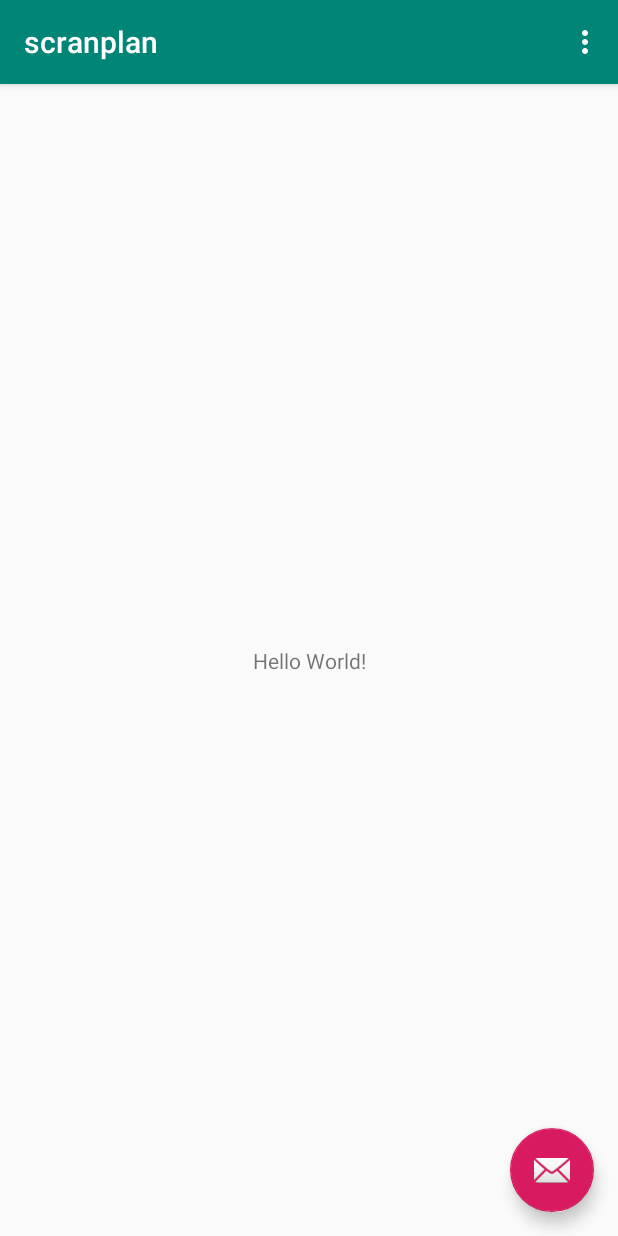
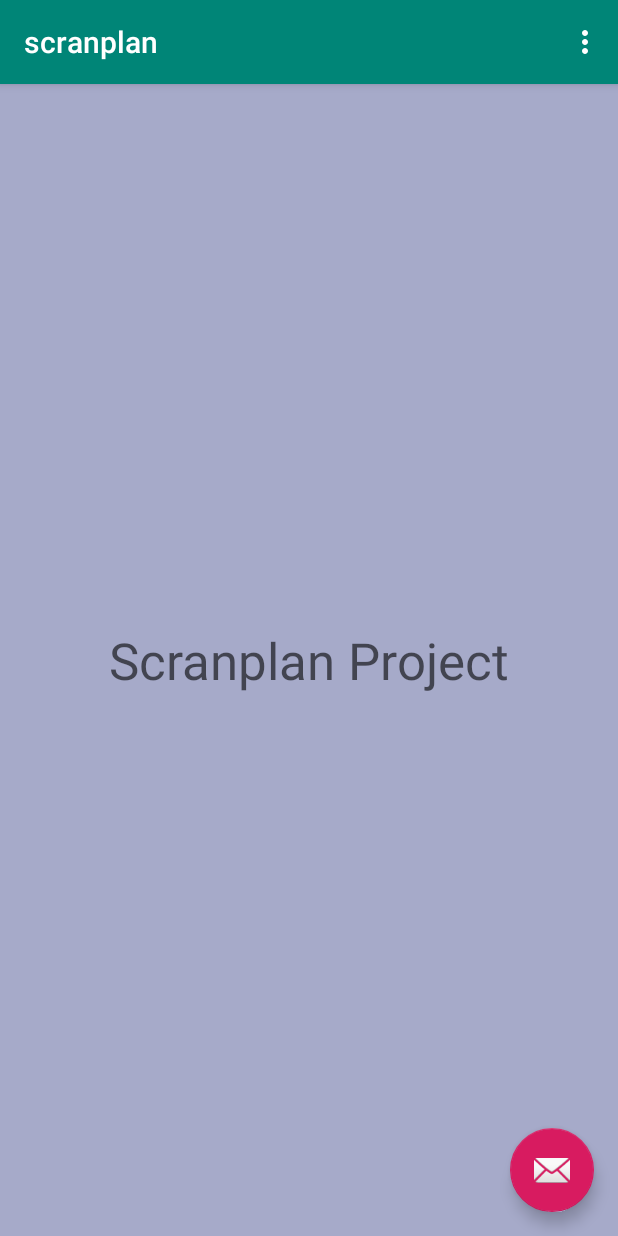
Before and after one commit to SWEngGroup4/scranplan, an Android app: the screen it shows after launch (MainActivity), on a phone screen of 412 x 824 dp. Run offline under Robolectric (Android 15) with nearby library versions, the phone set to English and light mode, and no system bars.

Commit message:
Created new Scraplan UI text + added JUnit4 test cases

```diff
--- a/app/src/main/java/com/group4sweng/scranplan/MainActivity.java
+++ b/app/src/main/java/com/group4sweng/scranplan/MainActivity.java
@@ -18,6 +18,7 @@ public class MainActivity extends AppCompatActivity {
     protected void onCreate(Bundle savedInstanceState) {
         super.onCreate(savedInstanceState);
         setContentView(R.layout.activity_main);
+
         Toolbar toolbar = findViewById(R.id.toolbar);
         setSupportActionBar(toolbar);
 
--- a/app/src/main/res/layout/content_main.xml
+++ b/app/src/main/res/layout/content_main.xml
@@ -4,17 +4,19 @@
     xmlns:tools="http://schemas.android.com/tools"
     android:layout_width="match_parent"
     android:layout_height="match_parent"
+    android:background="#A6AAC9"
     app:layout_behavior="@string/appbar_scrolling_view_behavior"
     tools:context=".MainActivity"
     tools:showIn="@layout/activity_main">
 
     <TextView
+        android:id="@+id/textView"
         android:layout_width="wrap_content"
         android:layout_height="wrap_content"
-        android:text="Hello World!"
+        android:text="@string/scranplanTitle"
+        android:textAppearance="@style/TextAppearance.AppCompat.Display1"
         app:layout_constraintBottom_toBottomOf="parent"
-        app:layout_constraintLeft_toLeftOf="parent"
-        app:layout_constraintRight_toRightOf="parent"
+        app:layout_constraintEnd_toEndOf="parent"
+        app:layout_constraintStart_toStartOf="parent"
         app:layout_constraintTop_toTopOf="parent" />
-
 </androidx.constraintlayout.widget.ConstraintLayout>
--- a/app/src/main/res/values/strings.xml
+++ b/app/src/main/res/values/strings.xml
@@ -1,4 +1,5 @@
 <resources>
     <string name="app_name">scranplan</string>
     <string name="action_settings">Settings</string>
+    <string name="scranplanTitle">Scranplan Project</string>
 </resources>
```
Also changed, not shown: 1 other file.
